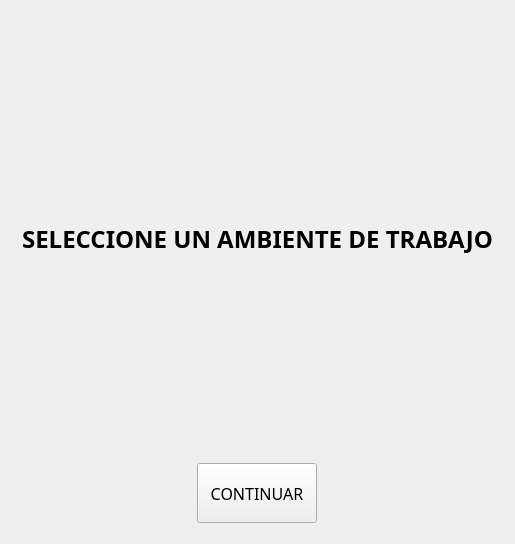
First picture: the form in botonera/initmenu.ui, repository jordan045/tdc-botonera, before the edit.
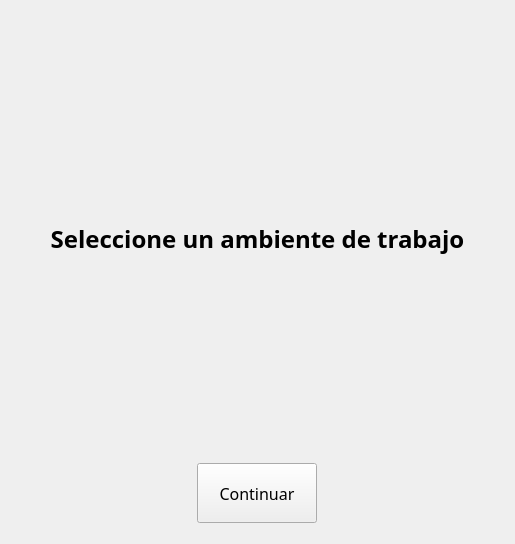
Second picture: the form after the edit.

```diff
--- a/botonera/initmenu.ui
+++ b/botonera/initmenu.ui
@@ -50,7 +50,7 @@
         </font>
        </property>
        <property name="text">
-        <string>SELECCIONE UN AMBIENTE DE TRABAJO</string>
+        <string>Seleccione un ambiente de trabajo</string>
        </property>
        <property name="scaledContents">
         <bool>false</bool>
@@ -87,7 +87,7 @@
         </font>
        </property>
        <property name="text">
-        <string>CONTINUAR</string>
+        <string>Continuar</string>
        </property>
        <property name="default">
         <bool>false</bool>
```
